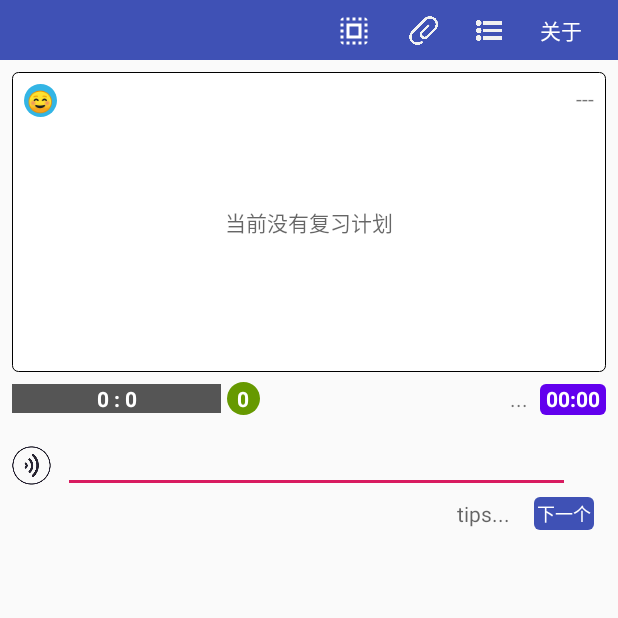
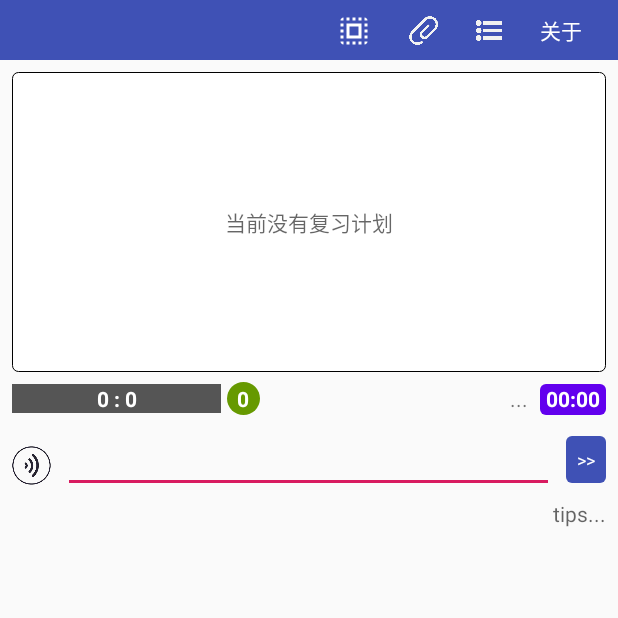
Before and after one commit to QiuBuJi/review, an Android app: the screen it shows after launch (MainActivity), on a phone screen of 412 x 824 dp, the top half of it. Run offline under Robolectric (Android 15) with nearby library versions, the phone set to English and light mode, and no system bars; 2 statements that could not run were skipped.

Commit message:
去除了删除文字按钮

```diff
--- a/app/src/main/java/com/example/review/Activity/MainActivity.java
+++ b/app/src/main/java/com/example/review/Activity/MainActivity.java
@@ -104,8 +104,6 @@ public class MainActivity extends AppCompatActivity implements
     ImageView imageViewSort;
 
     ImageButton imageButtonSetting;
-    ImageButton imageButtonClear;
-
     RecyclerView recyclerViewKeyboard;
     ProgressBar  progressBarProgress;
     EditText     etInput;
@@ -458,7 +456,6 @@ public class MainActivity extends AppCompatActivity implements
         tips                 = findViewById(R.id.fragment_textView_tips);
         lastText             = findViewById(R.id.fragment_textView_lastText);
         imageButtonSetting   = findViewById(R.id.main_imageButton_setting);
-        imageButtonClear     = findViewById(R.id.main_imageButton_clear);
         recyclerViewKeyboard = findViewById(R.id.main_recycllerView_keyboard);
         tvLevel              = findViewById(R.id.main_textView_level);
         entireBackground     = findViewById(R.id.entire_background);
@@ -500,9 +497,6 @@ public class MainActivity extends AppCompatActivity implements
                         break;
                     case R.id.main_imageButton_setting:
                         startActivity(new Intent(MainActivity.this, SettingActivity.class));
-                        break;
-                    case R.id.main_imageButton_clear:
-                        etInput.setText("");
                         break;
                     case R.id.fragment_textView_tips:
                         if (!data.mActivate.isEmpty()) {
@@ -559,7 +553,6 @@ public class MainActivity extends AppCompatActivity implements
         etInput.setImeOptions(EditorInfo.IME_ACTION_DONE);
         etInput.setOnEditorActionListener(getOnEditorActionListener());
 
-        imageButtonClear.setOnClickListener(getOnClickListener());
         tvNext.setOnClickListener(getOnClickListener());
         tips.setOnClickListener(getOnClickListener());
         tips.setOnLongClickListener(showTipsWindowListener());
@@ -1066,7 +1059,6 @@ public class MainActivity extends AppCompatActivity implements
         if (text.equals("")) {
             if (state1 == 2) return;
             state1 = 2;
-            imageButtonClear.setVisibility(View.INVISIBLE);
             SpannableStringBuilder ssb = new SpannableStringBuilder("上个单词: " + lastText.getText().toString());
 
             ssb.setSpan(new AbsoluteSizeSpan(28),
@@ -1080,7 +1072,6 @@ public class MainActivity extends AppCompatActivity implements
         } else {
             lastText.setText(text);
             lastText.setTextColor(Color.BLACK);
-            imageButtonClear.setVisibility(View.VISIBLE);
             state1 = 1;
         }
     }
--- a/app/src/main/res/layout/activity_main.xml
+++ b/app/src/main/res/layout/activity_main.xml
@@ -7,106 +7,13 @@
     android:layout_height="match_parent">
 
 
-    <android.support.constraint.ConstraintLayout
-        android:id="@+id/constraintLayout"
-        style="@style/style_actionbar_ground"
-        app:layout_constraintEnd_toEndOf="parent"
-        app:layout_constraintHorizontal_bias="1.0"
-        app:layout_constraintStart_toStartOf="parent"
-        app:layout_constraintTop_toTopOf="parent">
-
-        <TextView
-            android:id="@+id/main_about_textView_title"
-            style="@style/style_actionbar_title"
-            android:layout_marginStart="24dp"
-            android:text="复习"
-            app:layout_constraintBottom_toBottomOf="parent"
-            app:layout_constraintStart_toStartOf="parent"
-            app:layout_constraintTop_toTopOf="parent" />
-
-        <TextView
-            android:id="@+id/main_textView_about"
-            android:layout_width="wrap_content"
-            android:layout_height="wrap_content"
-            android:layout_marginEnd="24dp"
-            android:background="@drawable/bg_ripple_effect_click_gray_white"
-            android:text="关于"
-            android:textColor="@android:color/white"
-            app:layout_constraintBottom_toBottomOf="parent"
-            app:layout_constraintEnd_toEndOf="parent"
-            app:layout_constraintTop_toTopOf="parent" />
-
-        <ImageView
-            android:id="@+id/main_imageView_Detail"
-            android:layout_width="20dp"
-            android:layout_height="26dp"
-            android:layout_marginEnd="24dp"
-            android:background="@drawable/bg_ripple_effect_click_gray_white"
-            app:layout_constraintBottom_toBottomOf="parent"
-            app:layout_constraintEnd_toStartOf="@+id/main_textView_about"
-            app:layout_constraintTop_toTopOf="parent"
-            app:layout_constraintVertical_bias="0.538"
-            app:srcCompat="@mipmap/list_icon" />
-
-        <ImageView
-            android:id="@+id/main_imageView_sort"
-            android:layout_width="19dp"
-            android:layout_height="23dp"
-            android:layout_marginEnd="24dp"
-            android:background="@drawable/bg_ripple_effect_click_gray_white"
-            app:layout_constraintBottom_toBottomOf="parent"
-            app:layout_constraintEnd_toStartOf="@+id/main_imageView_Detail"
-            app:layout_constraintTop_toTopOf="parent"
-            app:srcCompat="@mipmap/recent_icon" />
-
-        <ImageButton
-            android:id="@+id/main_imageButton_setting"
-            android:layout_width="25dp"
-            android:layout_height="23dp"
-            android:layout_marginEnd="24dp"
-            android:background="@drawable/bg_ripple_effect_click_gray_white"
-            android:src="?attr/actionModeSelectAllDrawable"
-            app:layout_constraintBottom_toBottomOf="@+id/main_imageView_sort"
-            app:layout_constraintEnd_toStartOf="@+id/main_imageView_sort"
-            app:layout_constraintTop_toTopOf="@+id/main_imageView_sort"
-            tools:src="?attr/actionModeSelectAllDrawable" />
-
-    </android.support.constraint.ConstraintLayout>
-
-    <android.support.constraint.ConstraintLayout
-        android:id="@+id/cl_main_container"
-        android:layout_width="0dp"
-        android:layout_height="200dp"
-        android:layout_marginStart="8dp"
-        android:layout_marginTop="8dp"
-        android:layout_marginEnd="8dp"
-        android:background="@drawable/bg_text_show"
-        android:visibility="visible"
-        app:layout_constraintEnd_toEndOf="parent"
-        app:layout_constraintStart_toStartOf="parent"
-        app:layout_constraintTop_toBottomOf="@+id/constraintLayout">
-
-    </android.support.constraint.ConstraintLayout>
-
-    <TextView
-        android:id="@+id/fragment_textView_tips"
-        android:layout_width="wrap_content"
-        android:layout_height="wrap_content"
-        android:layout_marginTop="4dp"
-        android:layout_marginEnd="16dp"
-        android:background="@drawable/bg_ripple_effect_click1"
-        android:hint="tips..."
-        android:textColor="@android:color/black"
-        app:layout_constraintEnd_toStartOf="@+id/main_textView_next"
-        app:layout_constraintTop_toBottomOf="@+id/fragment_editText_input" />
-
     <EditText
         android:id="@+id/fragment_editText_input"
         android:layout_width="0dp"
         android:layout_height="wrap_content"
         android:layout_marginStart="8dp"
         android:layout_marginTop="8dp"
-        android:layout_marginEnd="32dp"
+        android:layout_marginEnd="8dp"
         android:gravity="center"
         android:hint="请输入..."
         android:inputType="text"
@@ -114,9 +21,45 @@
         android:textAllCaps="false"
         android:textColor="@android:color/background_dark"
         android:theme="@style/Base.Animation.AppCompat.Dialog"
-        app:layout_constraintEnd_toEndOf="parent"
+        app:layout_constraintEnd_toStartOf="@+id/main_textView_next"
         app:layout_constraintStart_toEndOf="@+id/main_imageView_play_sound"
         app:layout_constraintTop_toBottomOf="@+id/fragment_progressBar_progress" />
+
+    <ImageView
+        android:id="@+id/main_imageView_play_sound"
+        android:layout_width="26dp"
+        android:layout_height="26dp"
+        android:layout_marginStart="8dp"
+        android:layout_marginTop="8dp"
+        android:src="@mipmap/sound"
+        app:layout_constraintBottom_toBottomOf="@+id/fragment_editText_input"
+        app:layout_constraintStart_toStartOf="parent"
+        app:layout_constraintTop_toTopOf="@+id/fragment_editText_input"
+        app:srcCompat="@android:drawable/ic_lock_silent_mode_off" />
+
+    <ProgressBar
+        android:id="@+id/fragment_progressBar_progress"
+        style="?android:attr/progressBarStyleHorizontal"
+        android:layout_width="139dp"
+        android:layout_height="19dp"
+        android:layout_marginTop="8dp"
+        android:foreground="@drawable/bg_ripple_effect_click2"
+        android:max="10"
+        android:progress="5"
+        android:progressDrawable="@drawable/layer_list_progress_green"
+        app:layout_constraintStart_toStartOf="@+id/cl_main_container"
+        app:layout_constraintTop_toBottomOf="@+id/cl_main_container" />
+
+    <TextView
+        android:id="@+id/fragment_textView_tips"
+        android:layout_width="wrap_content"
+        android:layout_height="wrap_content"
+        android:layout_marginTop="4dp"
+        android:background="@drawable/bg_ripple_effect_click1"
+        android:hint="tips..."
+        android:textColor="@android:color/black"
+        app:layout_constraintEnd_toEndOf="@+id/main_textView_time_arrival"
+        app:layout_constraintTop_toBottomOf="@+id/fragment_editText_input" />
 
     <TextView
         android:id="@+id/fragment_textView_lastText"
@@ -130,18 +73,6 @@
         app:layout_constraintEnd_toStartOf="@+id/main_textView_time_arrival"
         app:layout_constraintStart_toEndOf="@+id/main_textView_reviewedNum"
         app:layout_constraintTop_toTopOf="@+id/fragment_textView_persent" />
-
-    <ImageView
-        android:id="@+id/main_imageView_play_sound"
-        android:layout_width="26dp"
-        android:layout_height="26dp"
-        android:layout_marginStart="8dp"
-        android:layout_marginTop="8dp"
-        android:src="@mipmap/sound"
-        app:layout_constraintBottom_toBottomOf="@+id/fragment_editText_input"
-        app:layout_constraintStart_toStartOf="parent"
-        app:layout_constraintTop_toTopOf="@+id/fragment_editText_input"
-        app:srcCompat="@android:drawable/ic_lock_silent_mode_off" />
 
     <TextView
         android:id="@+id/main_textView_time_arrival"
@@ -158,19 +89,6 @@
         app:layout_constraintEnd_toEndOf="@+id/cl_main_container"
         app:layout_constraintTop_toTopOf="@+id/fragment_textView_persent" />
 
-    <ProgressBar
-        android:id="@+id/fragment_progressBar_progress"
-        style="?android:attr/progressBarStyleHorizontal"
-        android:layout_width="139dp"
-        android:layout_height="19dp"
-        android:layout_marginTop="8dp"
-        android:foreground="@drawable/bg_ripple_effect_click2"
-        android:max="10"
-        android:progress="5"
-        android:progressDrawable="@drawable/layer_list_progress_green"
-        app:layout_constraintStart_toStartOf="@+id/cl_main_container"
-        app:layout_constraintTop_toBottomOf="@+id/cl_main_container" />
-
     <TextView
         android:id="@+id/fragment_textView_persent"
         android:layout_width="wrap_content"
@@ -182,30 +100,6 @@
         app:layout_constraintEnd_toEndOf="@+id/fragment_progressBar_progress"
         app:layout_constraintStart_toStartOf="@+id/fragment_progressBar_progress"
         app:layout_constraintTop_toTopOf="@+id/fragment_progressBar_progress" />
-
-    <ImageButton
-        android:id="@+id/main_imageButton_clear"
-        android:layout_width="20dp"
-        android:layout_height="20dp"
-        android:layout_marginEnd="4dp"
-        android:background="@android:drawable/ic_menu_close_clear_cancel"
-        android:visibility="invisible"
-        app:layout_constraintBottom_toBottomOf="@+id/fragment_editText_input"
-        app:layout_constraintEnd_toEndOf="@+id/fragment_editText_input"
-        app:layout_constraintTop_toTopOf="@+id/fragment_editText_input" />
-
-    <android.support.v7.widget.RecyclerView
-        android:id="@+id/main_recycllerView_keyboard"
-        android:layout_width="0dp"
-        android:layout_height="0dp"
-        android:layout_marginTop="8dp"
-        android:padding="8dp"
-        app:layout_constraintBottom_toBottomOf="parent"
-        app:layout_constraintEnd_toEndOf="parent"
-        app:layout_constraintHorizontal_bias="0.0"
-        app:layout_constraintStart_toStartOf="parent"
-        app:layout_constraintTop_toBottomOf="@+id/fragment_textView_tips"
-        app:layout_constraintVertical_bias="0.0" />
 
     <TextView
         android:id="@+id/main_textView_level"
@@ -241,15 +135,15 @@
         android:id="@+id/main_textView_next"
         android:layout_width="wrap_content"
         android:layout_height="wrap_content"
-        android:layout_marginEnd="8dp"
         android:background="@drawable/bg_ripple_rectangle_round"
-        android:padding="2dp"
-        android:text="下一个"
+        android:gravity="center"
+        android:padding="7dp"
+        android:text=">>"
         android:textColor="#FFFFFF"
         android:textSize="12sp"
-        app:layout_constraintBottom_toBottomOf="@+id/fragment_textView_tips"
+        app:layout_constraintBottom_toBottomOf="@+id/fragment_editText_input"
         app:layout_constraintEnd_toEndOf="@+id/cl_main_container"
-        app:layout_constraintTop_toTopOf="@+id/fragment_textView_tips" />
+        app:layout_constraintTop_toTopOf="@+id/fragment_editText_input" />
 
     <TextView
         android:id="@+id/tvLastDuration"
@@ -261,4 +155,98 @@
         app:layout_constraintEnd_toEndOf="@+id/cl_main_container"
         app:layout_constraintTop_toTopOf="@+id/cl_main_container" />
 
+    <android.support.constraint.ConstraintLayout
+        android:id="@+id/constraintLayout"
+        style="@style/style_actionbar_ground"
+        app:layout_constraintEnd_toEndOf="parent"
+        app:layout_constraintHorizontal_bias="1.0"
+        app:layout_constraintStart_toStartOf="parent"
+        app:layout_constraintTop_toTopOf="parent">
+
+        <ImageButton
+            android:id="@+id/main_imageButton_setting"
+            android:layout_width="25dp"
+            android:layout_height="23dp"
+            android:layout_marginEnd="24dp"
+            android:background="@drawable/bg_ripple_effect_click_gray_white"
+            android:src="?attr/actionModeSelectAllDrawable"
+            app:layout_constraintBottom_toBottomOf="@+id/main_imageView_sort"
+            app:layout_constraintEnd_toStartOf="@+id/main_imageView_sort"
+            app:layout_constraintTop_toTopOf="@+id/main_imageView_sort"
+            tools:src="?attr/actionModeSelectAllDrawable" />
+
+        <ImageView
+            android:id="@+id/main_imageView_sort"
+            android:layout_width="19dp"
+            android:layout_height="23dp"
+            android:layout_marginEnd="24dp"
+            android:background="@drawable/bg_ripple_effect_click_gray_white"
+            app:layout_constraintBottom_toBottomOf="parent"
+            app:layout_constraintEnd_toStartOf="@+id/main_imageView_Detail"
+            app:layout_constraintTop_toTopOf="parent"
+            app:srcCompat="@mipmap/recent_icon" />
+
+        <ImageView
+            android:id="@+id/main_imageView_Detail"
+            android:layout_width="20dp"
+            android:layout_height="26dp"
+            android:layout_marginEnd="24dp"
+            android:background="@drawable/bg_ripple_effect_click_gray_white"
+            app:layout_constraintBottom_toBottomOf="parent"
+            app:layout_constraintEnd_toStartOf="@+id/main_textView_about"
+            app:layout_constraintTop_toTopOf="parent"
+            app:layout_constraintVertical_bias="0.538"
+            app:srcCompat="@mipmap/list_icon" />
+
+        <TextView
+            android:id="@+id/main_textView_about"
+            android:layout_width="wrap_content"
+            android:layout_height="wrap_content"
+            android:layout_marginEnd="24dp"
+            android:background="@drawable/bg_ripple_effect_click_gray_white"
+            android:text="关于"
+            android:textColor="@android:color/white"
+            app:layout_constraintBottom_toBottomOf="parent"
+            app:layout_constraintEnd_toEndOf="parent"
+            app:layout_constraintTop_toTopOf="parent" />
+
+        <TextView
+            android:id="@+id/main_about_textView_title"
+            style="@style/style_actionbar_title"
+            android:layout_marginStart="24dp"
+            android:text="复习"
+            app:layout_constraintBottom_toBottomOf="parent"
+            app:layout_constraintStart_toStartOf="parent"
+            app:layout_constraintTop_toTopOf="parent" />
+
+    </android.support.constraint.ConstraintLayout>
+
+    <android.support.constraint.ConstraintLayout
+        android:id="@+id/cl_main_container"
+        android:layout_width="0dp"
+        android:layout_height="200dp"
+        android:layout_marginStart="8dp"
+        android:layout_marginTop="8dp"
+        android:layout_marginEnd="8dp"
+        android:background="@drawable/bg_text_show"
+        android:visibility="visible"
+        app:layout_constraintEnd_toEndOf="parent"
+        app:layout_constraintStart_toStartOf="parent"
+        app:layout_constraintTop_toBottomOf="@+id/constraintLayout">
+
+    </android.support.constraint.ConstraintLayout>
+
+    <android.support.v7.widget.RecyclerView
+        android:id="@+id/main_recycllerView_keyboard"
+        android:layout_width="0dp"
+        android:layout_height="0dp"
+        android:layout_marginTop="16dp"
+        android:padding="8dp"
+        app:layout_constraintBottom_toBottomOf="parent"
+        app:layout_constraintEnd_toEndOf="parent"
+        app:layout_constraintHorizontal_bias="0.0"
+        app:layout_constraintStart_toStartOf="parent"
+        app:layout_constraintTop_toBottomOf="@+id/fragment_textView_tips"
+        app:layout_constraintVertical_bias="0.0" />
+
 </android.support.constraint.ConstraintLayout>
```
Also changed, not shown: app/src/main/java/com/example/review/DataStructureFile/DateTime.java (+41 -13 lines), app/src/main/java/com/example/review/Keyboard/KeyboardType2.java (+3 -4 lines).
